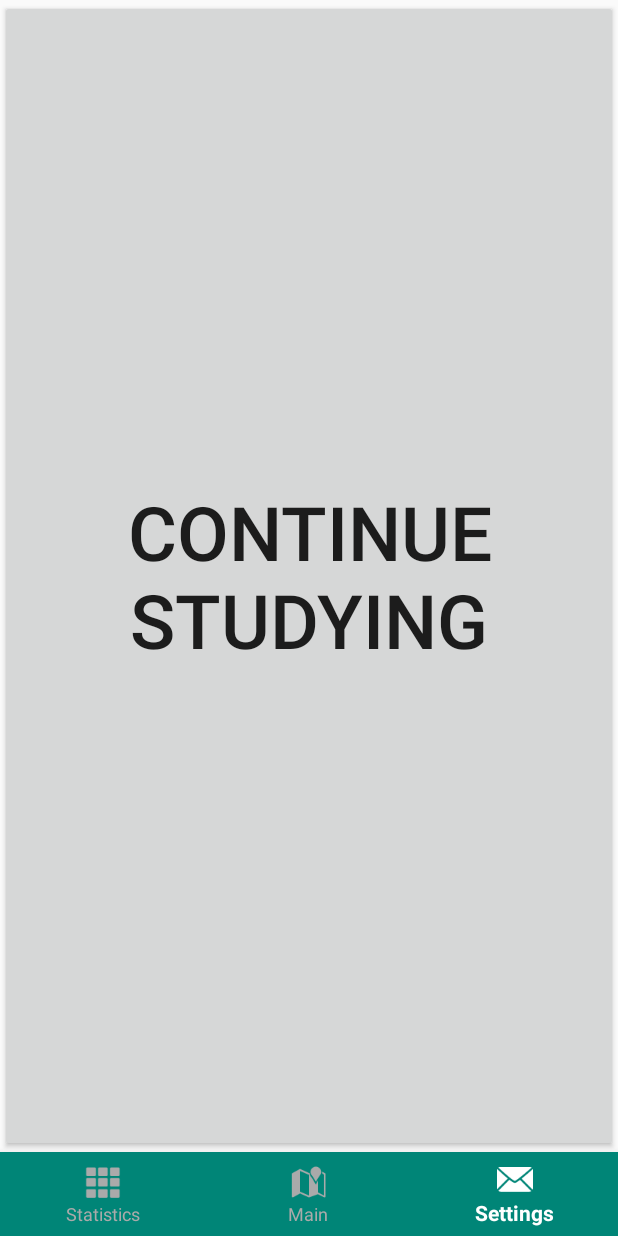
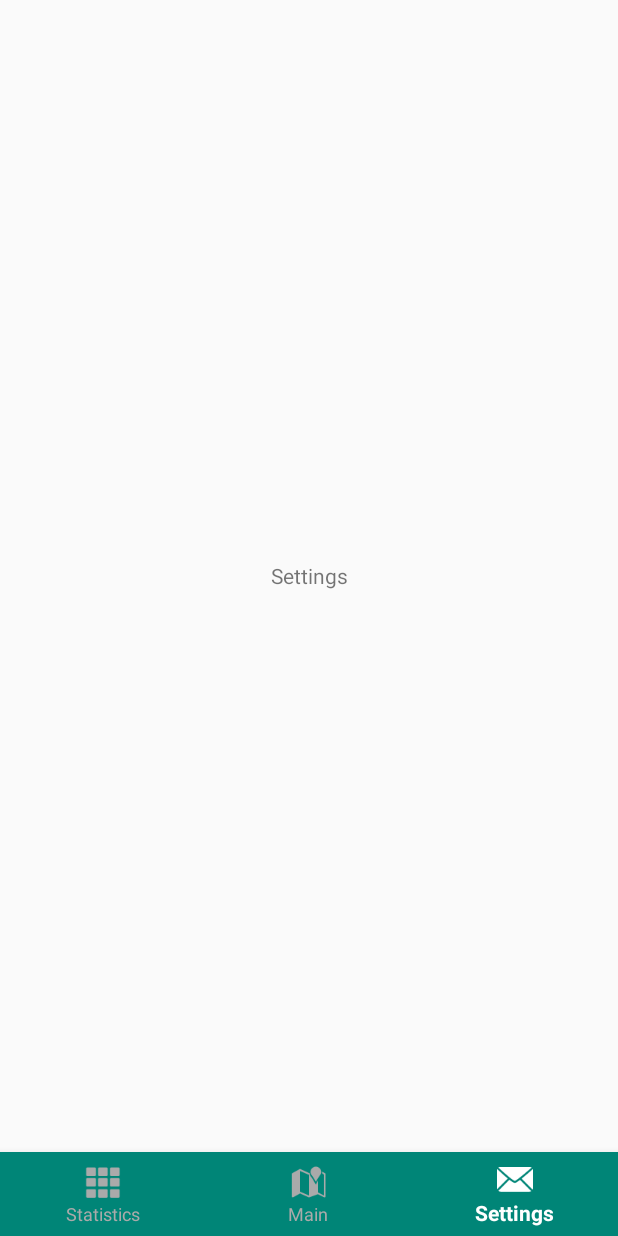
Before and after one commit to afrikanov/HelloWords, an Android app: the screen it shows after launch (MainActivity before the commit, Settings after it), item 3 of the bottom bar chosen, on a phone screen of 412 x 824 dp. Run offline under Robolectric (Android 15) with nearby library versions, the phone set to English and light mode, and no system bars.

Commit message:
added navigation

```diff
--- a/A_dev/HelloWords/app/build.gradle
+++ b/A_dev/HelloWords/app/build.gradle
@@ -27,10 +27,12 @@ dependencies {
     implementation fileTree(dir: 'libs', include: ['*.jar'])
     implementation 'com.google.android.material:material:1.0.0'
     //noinspection GradleCompatible
+    implementation 'androidx.appcompat:appcompat:1.1.0'
+    implementation 'androidx.constraintlayout:constraintlayout:1.1.3'
     testImplementation 'junit:junit:4.12'
+    implementation 'com.android.support:recyclerview-v7:28.0.0'
     androidTestImplementation 'androidx.test:runner:1.1.1'
     androidTestImplementation 'androidx.test.espresso:espresso-core:3.1.1'
-    implementation 'com.github.devlight.navigationtabbar:navigationtabbar:1.2.5'
     implementation 'com.android.support:appcompat-v7:28.0.0'
     implementation 'com.android.support:design:28.0.0'
 }
--- a/A_dev/HelloWords/app/src/main/java/com/example/hellowords/MainActivity.java
+++ b/A_dev/HelloWords/app/src/main/java/com/example/hellowords/MainActivity.java
@@ -53,12 +53,6 @@ public class MainActivity extends Activity {
         itemSettings = findViewById(R.id.action_settings);
         itemStatistics = findViewById(R.id.action_statistics);
 
-        mainActivity = findViewById(R.id.mainActivity);
-        learnActivity = findViewById(R.id.learnActivity);
-
-        mainActivity.setVisibility(View.VISIBLE);
-        learnActivity.setVisibility(View.GONE);
-
         BottomNavigationView bottomNavigationView = (BottomNavigationView)
                 findViewById(R.id.bottom_navigation);
 
@@ -70,17 +64,13 @@ public class MainActivity extends Activity {
                     public boolean onNavigationItemSelected(@NonNull MenuItem item) {
                         switch (item.getItemId()) {
                             case R.id.action_main:
-                                //startActivity(new Intent(MainActivity.this, MainActivity.class));
-                                mainActivity.setVisibility(View.VISIBLE);
-                                learnActivity.setVisibility(View.GONE);
+                                startActivity(new Intent(MainActivity.this, MainActivity.class));
                                 return true;
                             case R.id.action_statistics:
-                                mainActivity.setVisibility(View.GONE);
-                                learnActivity.setVisibility(View.VISIBLE);
-                                //startActivity(new Intent(MainActivity.this, ));
+                                startActivity(new Intent(MainActivity.this, Statistics.class));
                                 return true;
                             case R.id.action_settings:
-                                //loadFragment(NotificationsFragment.newInstance());
+                                startActivity(new Intent(MainActivity.this, Settings.class));
                                 return true;
                         }
                         return false;
@@ -92,4 +82,10 @@ public class MainActivity extends Activity {
     public void openCounter(View view) {
         startActivity(new Intent(this, LearnActivity.class));
     }
+
+    @Override
+    public void onPause() {
+        super.onPause();
+        overridePendingTransition(0,0);
+    }
 }
--- /dev/null
+++ b/A_dev/HelloWords/app/src/main/java/com/example/hellowords/Settings.java
@@ -0,0 +1,52 @@
+package com.example.hellowords;
+
+import androidx.annotation.NonNull;
+import androidx.appcompat.app.AppCompatActivity;
+
+import android.content.Intent;
+import android.os.Bundle;
+import android.view.MenuItem;
+
+import com.google.android.material.bottomnavigation.BottomNavigationView;
+
+import java.util.Set;
+
+public class Settings extends AppCompatActivity {
+
+    @Override
+    protected void onCreate(Bundle savedInstanceState) {
+        super.onCreate(savedInstanceState);
+        setContentView(R.layout.activity_settings);
+
+        BottomNavigationView bottomNavigationView = (BottomNavigationView)
+                findViewById(R.id.bottom_navigation);
+
+        bottomNavigationView.setSelectedItemId(R.id.action_settings);
+
+        bottomNavigationView.setOnNavigationItemSelectedListener(
+                new BottomNavigationView.OnNavigationItemSelectedListener() {
+                    @Override
+                    public boolean onNavigationItemSelected(@NonNull MenuItem item) {
+                        switch (item.getItemId()) {
+                            case R.id.action_main:
+                                startActivity(new Intent(Settings.this, MainActivity.class));
+                                return true;
+                            case R.id.action_statistics:
+                                startActivity(new Intent(Settings.this, Statistics.class));
+                                return true;
+                            case R.id.action_settings:
+                                startActivity(new Intent(Settings.this, Settings.class));
+                                return true;
+                        }
+                        return false;
+                    }
+                });
+
+    }
+
+    @Override
+    public void onPause() {
+        super.onPause();
+        overridePendingTransition(0,0);
+    }
+}
--- a/A_dev/HelloWords/app/src/main/res/layout/activity_main.xml
+++ b/A_dev/HelloWords/app/src/main/res/layout/activity_main.xml
@@ -9,38 +9,15 @@
     xmlns:app="http://schemas.android.com/apk/res-auto"
     app:layout_behavior="@string/appbar_scrolling_view_behavior">
 
-    <LinearLayout
+    <Button
+        android:id="@+id/learnButton"
         android:layout_width="match_parent"
         android:layout_height="match_parent"
-        android:orientation="vertical"
+        android:layout_gravity="center"
+        android:onClick="openCounter"
         android:layout_weight="1"
-        android:id="@+id/mainActivity">
-
-        <Button
-            android:id="@+id/learnButton"
-            android:layout_width="match_parent"
-            android:layout_height="match_parent"
-            android:layout_gravity="center"
-            android:onClick="openCounter"
-            android:text="continue studying"
-            android:textSize="50sp" />
-    </LinearLayout>
-
-    <LinearLayout
-        android:layout_width="match_parent"
-        android:layout_height="match_parent"
-        android:orientation="vertical"
-        android:layout_weight="1"
-        android:id="@+id/learnActivity">
-
-        <Button
-            android:layout_width="match_parent"
-            android:layout_height="match_parent"
-            android:layout_gravity="center"
-            android:onClick="openCounter"
-            android:text="DONT studying"
-            android:textSize="50sp" />
-    </LinearLayout>
+        android:text="continue studying"
+        android:textSize="50sp" />
 
     <com.google.android.material.bottomnavigation.BottomNavigationView
         android:id="@+id/bottom_navigation"
@@ -51,15 +28,7 @@
         app:itemHorizontalTranslationEnabled="false"
         app:itemIconTint="@color/bottom_navigation_item_background_colors"
         app:itemTextColor="@color/bottom_navigation_item_background_colors"
-        app:menu="@menu/menu_bottom_navigation"
-        app:ntb_badge_gravity="top"
-        app:ntb_badge_position="right"
-        app:ntb_badged="true"
-        app:ntb_scaled="true"
-        app:ntb_swiped="true"
-        app:ntb_tinted="true"
-        app:ntb_title_mode="all"
-        app:ntb_titled="true" />
+        app:menu="@menu/menu_bottom_navigation" />
 
     <!--<LinearLayout
         android:layout_width="match_parent"
--- /dev/null
+++ b/A_dev/HelloWords/app/src/main/res/layout/activity_settings.xml
@@ -0,0 +1,37 @@
+<?xml version="1.0" encoding="utf-8"?>
+<LinearLayout
+    xmlns:android="http://schemas.android.com/apk/res/android"
+    xmlns:tools="http://schemas.android.com/tools"
+    xmlns:app="http://schemas.android.com/apk/res-auto"
+    android:layout_width="match_parent"
+    android:layout_height="match_parent"
+    android:orientation="vertical"
+    app:layout_behavior="@string/appbar_scrolling_view_behavior"
+    tools:context=".Settings">
+
+    <LinearLayout
+        android:layout_width="match_parent"
+        android:layout_weight="1"
+        android:layout_height="match_parent" >
+
+        <TextView
+            android:layout_width="match_parent"
+            android:layout_height="match_parent"
+            android:textAlignment="center"
+            android:gravity="center"
+            android:text="Settings" />
+
+    </LinearLayout>
+
+    <com.google.android.material.bottomnavigation.BottomNavigationView
+        android:id="@+id/bottom_navigation"
+        android:layout_width="match_parent"
+        android:layout_height="wrap_content"
+        android:layout_alignParentBottom="true"
+        app:itemBackground="@color/colorPrimary"
+        app:itemHorizontalTranslationEnabled="false"
+        app:itemIconTint="@color/bottom_navigation_item_background_colors"
+        app:itemTextColor="@color/bottom_navigation_item_background_colors"
+        app:menu="@menu/menu_bottom_navigation" />
+
+</LinearLayout>
```
Also changed, not shown: A_dev/HelloWords/app/src/main/AndroidManifest.xml (+9 -2 lines), A_dev/HelloWords/app/src/main/java/com/example/hellowords/LearnActivity.java (+35 -0 lines), A_dev/HelloWords/app/src/main/java/com/example/hellowords/Statistics.java (added, +59 -0 lines), A_dev/HelloWords/app/src/main/java/com/example/hellowords/StatisticsElement.java (added, +18 -0 lines), A_dev/HelloWords/app/src/main/java/com/example/hellowords/StatisticsList.java (added, +66 -0 lines), A_dev/HelloWords/app/src/main/res/layout/activity_statistics.xml (added, +30 -0 lines), A_dev/HelloWords/app/src/main/res/layout/learn.xml (+12 -0 lines), A_dev/HelloWords/app/src/main/res/layout/statistics_item.xml (added, +39 -0 lines).
